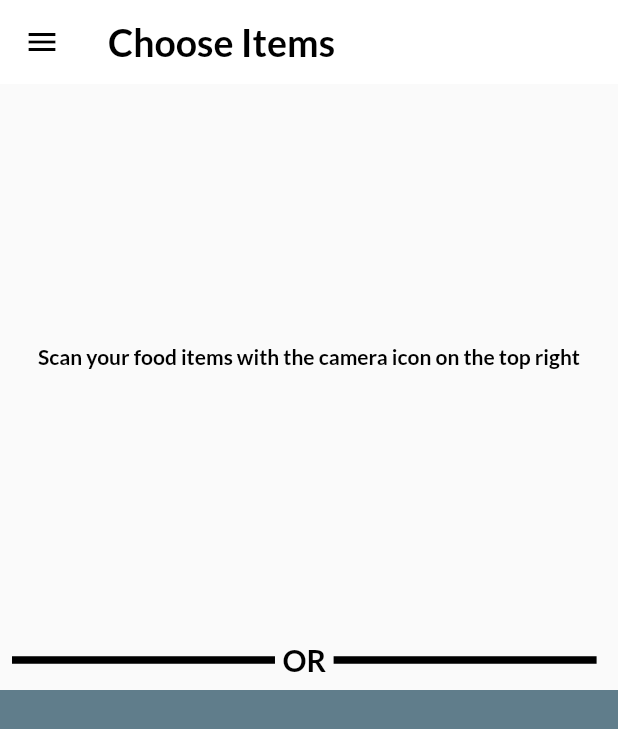
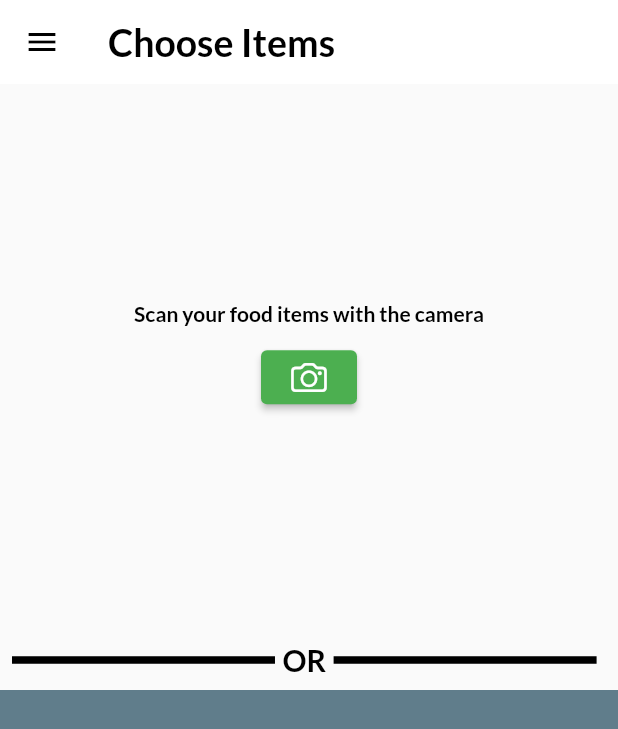
Before and after one commit to hacknitr-kifu/kifu, a Flutter app: the HomePage screen opened by its route, after a tap on "Schedule Pickup", on a phone screen of 412 x 824 dp. Shown: the top 729 px of the screen. Run offline on Flutter 3.47's test engine with Material 2 defaults, Android fonts, the light colour scheme and no system bars; our stand-ins replace google_fonts, google_maps_flutter, hexcolor, simple_gradient_text; missing offline and left inert: sawo; network calls fail.

```diff
--- a/app/kifu/lib/pages/home_page.dart
+++ b/app/kifu/lib/pages/home_page.dart
@@ -40,14 +40,16 @@ class _HomePageState extends State<HomePage> {
           ),
         ),
       ),
-      body: SizedBox(
+      body: SingleChildScrollView(
+        child: SizedBox(
           width: double.infinity,
           child: Column(
             // mainAxisAlignment: MainAxisAlignment.center,
             //children: [Text(userData.userId), Text(userData.identifierType)],
             children: [
               Padding(
-              padding: const EdgeInsets.symmetric(horizontal: 16, vertical: 0),
+                padding:
+                    const EdgeInsets.symmetric(horizontal: 16, vertical: 0),
                 child: Container(
                   width: 450,
                   height: 20,
@@ -65,7 +67,8 @@ class _HomePageState extends State<HomePage> {
                 height: 16,
               ),
               Padding(
-              padding: const EdgeInsets.symmetric(horizontal: 16, vertical: 0),
+                padding:
+                    const EdgeInsets.symmetric(horizontal: 16, vertical: 0),
                 child: Container(
                   decoration: BoxDecoration(
                       gradient: LinearGradient(
@@ -117,7 +120,8 @@ class _HomePageState extends State<HomePage> {
                                       context, MyRoutes.welcomeRoute2);
                                 },
                                 style: TextButton.styleFrom(
-                                backgroundColor: Color.fromRGBO(62, 92, 85, 1),
+                                  backgroundColor:
+                                      Color.fromRGBO(62, 92, 85, 1),
                                   minimumSize: Size(60, 30),
                                 ),
                                 child: Text(
@@ -248,6 +252,7 @@ class _HomePageState extends State<HomePage> {
             ],
           ),
         ),
+      ),
       drawer: MyDrawer(),
     );
   }
--- a/app/kifu/lib/pages/schedule.dart
+++ b/app/kifu/lib/pages/schedule.dart
@@ -7,6 +7,7 @@ import 'package:kifu/models/user_data.dart';
 import 'package:kifu/pages/home_page.dart';
 import 'dart:math' as math;
 import 'package:kifu/widgets/drawer.dart';
+import 'package:flutter/cupertino.dart';
 
 class SchedulePage extends StatefulWidget {
   const SchedulePage({Key? key}) : super(key: key);
@@ -48,7 +49,7 @@ class _SchedulePageState extends State<SchedulePage> {
                   Padding(
                     padding: const EdgeInsets.symmetric(horizontal: 5),
                     child: Text(
-                      "Scan your food items with the camera icon on the top right",
+                      "Scan your food items with the camera",
                       style: TextStyle(
                         fontFamily: GoogleFonts.lato().fontFamily,
                         fontWeight: FontWeight.bold,
@@ -56,7 +57,22 @@ class _SchedulePageState extends State<SchedulePage> {
                         fontSize: 14,
                       ),
                     ),
-                  )
+                  ),
+                  SizedBox(
+                    height: 10,
+                  ),
+                  ElevatedButton(
+                    onPressed: () {},
+                    child: Wrap(
+                      children: <Widget>[
+                        Icon(
+                          CupertinoIcons.camera,
+                          color: Colors.white,
+                          size: 24.0,
+                        ),
+                      ],
+                    ),
+                  ),
                 ],
               ),
             )),
```
Also changed, not shown: app/kifu/lib/pages/user_profile.dart (added, +42 -0 lines), app/kifu/lib/widgets/item_widget.dart (added, +9 -0 lines). Lines whose indentation alone changed are shown as unchanged.
